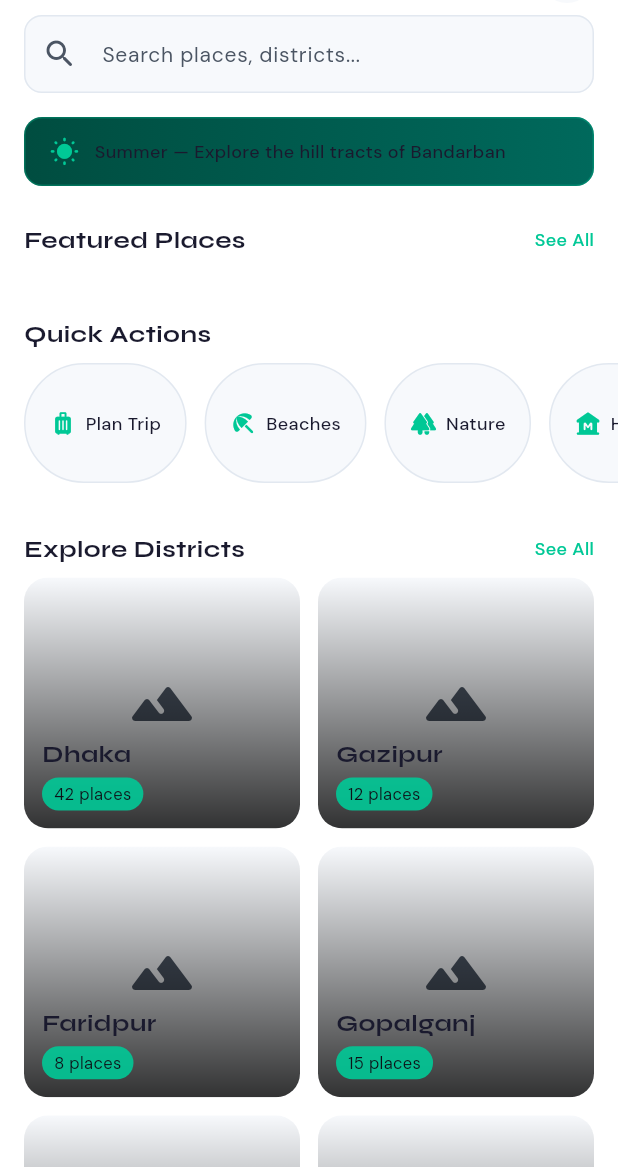
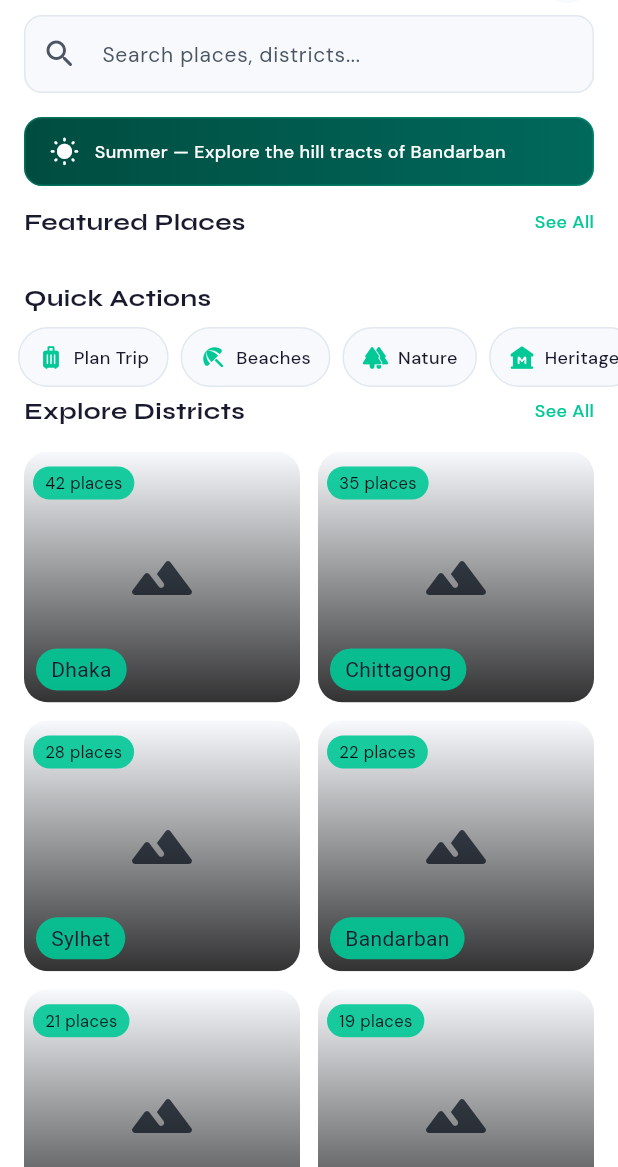
Before and after one commit to shakilab0/cholo_bd, a Flutter app: the HomePage screen opened by its route, on a phone screen of 412 x 824 dp, the part 69-1236 px from its top. Run offline on Flutter 3.47's test engine with Material 3 defaults, Android fonts, the phone set to English and light mode, and no system bars; our stand-ins replace appwrite, cached_network_image, carousel_slider, dartz, flutter_local_notifications, flutter_map and 6 more; accounts and stored records are empty; network calls fail.

Commit message:
districts showing issue solve and ui modify

```diff
--- a/lib/core/routes/routes.dart
+++ b/lib/core/routes/routes.dart
@@ -24,6 +24,7 @@ import 'package:cholo_bd/feature/map/map_page.dart';
 import 'package:cholo_bd/feature/map/map_binding.dart';
 import 'package:cholo_bd/feature/active_trip/active_trip_page.dart';
 import 'package:cholo_bd/feature/active_trip/active_trip_binding.dart';
+import 'package:cholo_bd/feature/all_districts/all_districts_page.dart';
 
 final List<GetPage> appRoutes = [
   GetPage(name: AppRoutes.splash, page: () => const SplashScreen()),
@@ -87,6 +88,10 @@ final List<GetPage> appRoutes = [
     page: () => const ActiveTripPage(),
     binding: ActiveTripBinding(),
   ),
+  GetPage(
+    name: AppRoutes.allDistricts,
+    page: () => const AllDistrictsPage(),
+  ),
 ];
 
 class AppRoutes {
@@ -104,4 +109,5 @@ class AppRoutes {
   static const String profile = '/profile';
   static const String map = '/map';
   static const String activeTrip = '/active-trip';
+  static const String allDistricts = '/all-districts';
 }
--- a/lib/feature/homepage/data/dataSource/homepage_remote_data_source.dart
+++ b/lib/feature/homepage/data/dataSource/homepage_remote_data_source.dart
@@ -15,6 +15,7 @@ class HomepageRemoteDataSource {
       final result = await _provider.databases.listDocuments(
         databaseId: AppWriteConstants.databaseId,
         collectionId: AppWriteConstants.districtsCollection,
+        queries: [Query.limit(100)],
       );
       return result.documents
           .map((doc) => DistrictModel.fromMap(doc.data))
--- a/lib/feature/homepage/presentation/home_page.dart
+++ b/lib/feature/homepage/presentation/home_page.dart
@@ -29,7 +29,7 @@ class HomePage extends GetView<HomePageController> {
             color: AppColor.primary,
             backgroundColor: AppColor.bgCard,
             onRefresh: () async {
-              // Pull to refresh: reload data
+
             },
             child: ListView(
               padding: EdgeInsets.zero,
@@ -42,6 +42,7 @@ class HomePage extends GetView<HomePageController> {
                   title: AppStrings.featuredPlaces,
                   onSeeAll: () {},
                 ),
+
                 Obx(() => controller.isLoadingFeatured.value
                     ? _shimmerSlider()
                     : controller.featuredPlaces.isEmpty
@@ -58,20 +59,20 @@ class HomePage extends GetView<HomePageController> {
                   title: 'Quick Actions',
                   showSeeAll: false,
                 ),
+
                 QuickActionsRow(controller: controller),
-
-                const SizedBox(height: 16),
 
                 // Explore Districts
                 _SectionHeader(
                   title: AppStrings.exploreDistricts,
-                  onSeeAll: () {},
+                  onSeeAll: controller.navigateToAllDistricts,
                 ),
+                const SizedBox(height: 8),
                 Obx(() {
                   if (controller.isLoadingDistricts.value) {
                     return _shimmerGrid();
                   }
-                  final list = controller.filteredDistricts;
+                  final list = controller.popularDistricts;
                   if (list.isEmpty) {
                     return Padding(
                       padding: const EdgeInsets.all(32),
@@ -85,8 +86,7 @@ class HomePage extends GetView<HomePageController> {
                     shrinkWrap: true,
                     physics: const NeverScrollableScrollPhysics(),
                     padding: const EdgeInsets.symmetric(horizontal: 16),
-                    gridDelegate:
-                        const SliverGridDelegateWithFixedCrossAxisCount(
+                    gridDelegate: const SliverGridDelegateWithFixedCrossAxisCount(
                       crossAxisCount: 2,
                       crossAxisSpacing: 12,
                       mainAxisSpacing: 12,
@@ -223,7 +223,7 @@ class _SectionHeader extends StatelessWidget {
   @override
   Widget build(BuildContext context) {
     return Padding(
-      padding: const EdgeInsets.fromLTRB(16, 16, 16, 8),
+      padding: const EdgeInsets.fromLTRB(16, 4, 16, 8),
       child: Row(
         mainAxisAlignment: MainAxisAlignment.spaceBetween,
         children: [
--- a/lib/feature/homepage/presentation/home_page_controller.dart
+++ b/lib/feature/homepage/presentation/home_page_controller.dart
@@ -24,6 +24,13 @@ class HomePageController extends GetxController {
   final TextEditingController searchController = TextEditingController();
   final RxList<String> recentSearches = <String>[].obs;
   final RxList<DistrictModel> filteredDistricts = <DistrictModel>[].obs;
+
+  List<DistrictModel> get popularDistricts {
+    if (searchQuery.value.trim().isNotEmpty) return filteredDistricts;
+    final sorted = [...districts]
+      ..sort((a, b) => b.placeCount.compareTo(a.placeCount));
+    return sorted.take(20).toList();
+  }
 
   // Season banner (derived from current month)
   String get seasonBannerText {
@@ -120,6 +127,10 @@ class HomePageController extends GetxController {
     saveLanguageIsEnglish(MyApp.isEnglish.value);
   }
 
+  void navigateToAllDistricts() {
+    Get.toNamed(AppRoutes.allDistricts);
+  }
+
   void navigateToDistrictPlaces(DistrictModel district) {
     Get.toNamed(AppRoutes.districtPlaces, arguments: district);
   }
--- a/lib/feature/homepage/presentation/widgets/district_card.dart
+++ b/lib/feature/homepage/presentation/widgets/district_card.dart
@@ -65,35 +65,37 @@ class DistrictCard extends StatelessWidget {
               ),
               // Text content
               Positioned(
-                left: 12,
-                right: 12,
-                bottom: 12,
-                child: Column(
-                  crossAxisAlignment: CrossAxisAlignment.start,
-                  children: [
-                    Obx(() => Text(
-                          MyApp.isEnglish.value
-                              ? district.name
-                              : district.nameBn,
-                          style: AppTextStyle.sectionTitle,
-                          maxLines: 1,
-                          overflow: TextOverflow.ellipsis,
-                        )),
-                    const SizedBox(height: 4),
-                    Container(
-                      padding: const EdgeInsets.symmetric(
-                          horizontal: 8, vertical: 3),
+                left: 8,
+                bottom: 8,
+                child: Obx(() => Container(
+                  padding: const EdgeInsets.symmetric( horizontal: 10, vertical: 4),
                   decoration: BoxDecoration(
                     color: AppColor.primary.withValues(alpha: 0.9),
                     borderRadius: BorderRadius.circular(20),
                   ),
                   child: Text(
-                        '${district.placeCount} places',
+                        MyApp.isEnglish.value
+                            ? district.name
+                            : district.nameBn,
+                    style: TextStyle(fontSize: 14,color: AppColor.textPrimary),
+                        maxLines: 1,
+                        overflow: TextOverflow.ellipsis,
+                      ),
+                )),
+              ),
+              Positioned(
+                left: 6,
+                top: 10,
+                child: Container(
+                  padding: const EdgeInsets.symmetric( horizontal: 8, vertical: 3),
+                  decoration: BoxDecoration(
+                    color: AppColor.primary.withValues(alpha: 0.9),
+                    borderRadius: BorderRadius.circular(20),
+                  ),
+                  child: Text( '${district.placeCount} places',
                     style: AppTextStyle.caption
                         .copyWith(color: AppColor.inkDark),
                   ),
-                    ),
-                  ],
                 ),
               ),
             ],
--- a/lib/feature/homepage/presentation/widgets/quick_actions_row.dart
+++ b/lib/feature/homepage/presentation/widgets/quick_actions_row.dart
@@ -33,12 +33,12 @@ class QuickActionsRow extends StatelessWidget {
     ];
 
     return SizedBox(
-      height: 80,
+      height: 40,
       child: ListView.separated(
+        padding: const EdgeInsets.only(left: 12),
         scrollDirection: Axis.horizontal,
-        padding: const EdgeInsets.symmetric(horizontal: 16),
         itemCount: actions.length,
-        separatorBuilder: (_, __) => const SizedBox(width: 12),
+        separatorBuilder: (_, __) => const SizedBox(width: 8),
         itemBuilder: (_, i) => _QuickActionChip(action: actions[i]),
       ),
     );
@@ -49,8 +49,7 @@ class _QuickAction {
   final IconData icon;
   final String label;
   final VoidCallback onTap;
-  const _QuickAction(
-      {required this.icon, required this.label, required this.onTap});
+  const _QuickAction({required this.icon, required this.label, required this.onTap});
 }
 
 class _QuickActionChip extends StatelessWidget {
@@ -62,10 +61,10 @@ class _QuickActionChip extends StatelessWidget {
     return GestureDetector(
       onTap: action.onTap,
       child: Container(
-        padding: const EdgeInsets.symmetric(horizontal: 16, vertical: 10),
+        padding: const EdgeInsets.symmetric(horizontal: 12, vertical: 6),
         decoration: BoxDecoration(
           color: AppColor.bgCard,
-          borderRadius: BorderRadius.circular(40),
+          borderRadius: BorderRadius.circular(28),
           border: Border.all(color: AppColor.border),
         ),
         child: Row(
@@ -74,8 +73,7 @@ class _QuickActionChip extends StatelessWidget {
             Icon(action.icon, color: AppColor.primary, size: 18),
             const SizedBox(width: 6),
             Text(action.label,
-                style: AppTextStyle.labelSmall
-                    .copyWith(color: AppColor.textPrimary)),
+                style: AppTextStyle.labelSmall.copyWith(color: AppColor.textPrimary)),
           ],
         ),
       ),
--- a/lib/feature/homepage/presentation/widgets/season_banner.dart
+++ b/lib/feature/homepage/presentation/widgets/season_banner.dart
@@ -23,13 +23,11 @@ class SeasonBanner extends StatelessWidget {
       ),
       child: Row(
         children: [
-          Icon(controller.seasonIcon, color: AppColor.primary, size: 20),
+          Icon(controller.seasonIcon, color: Colors.white, size: 20),
           const SizedBox(width: 10),
           Expanded(
-            child: Text(
-              controller.seasonBannerText,
-              style: AppTextStyle.labelSmall
-                  .copyWith(color: AppColor.textPrimary),
+            child: Text( controller.seasonBannerText,
+              style: AppTextStyle.labelSmall.copyWith(color: Colors.white),
               maxLines: 2,
             ),
           ),
```
Also changed, not shown: lib/feature/all_districts/all_districts_page.dart (added, +164 -0 lines). Lines whose indentation alone changed are shown as unchanged.
